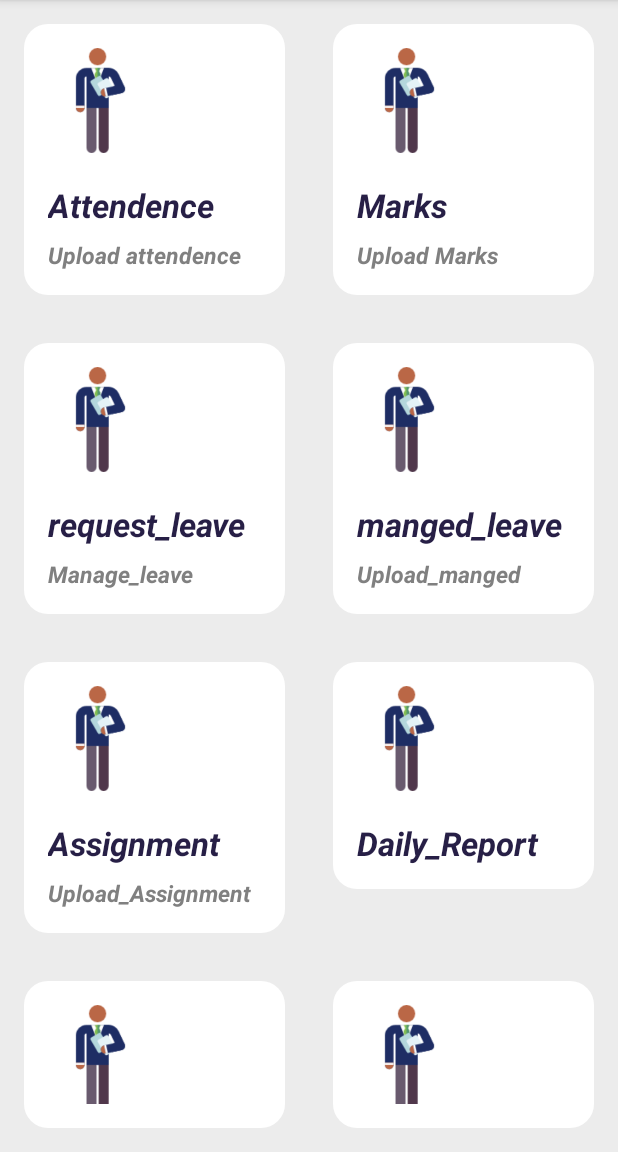
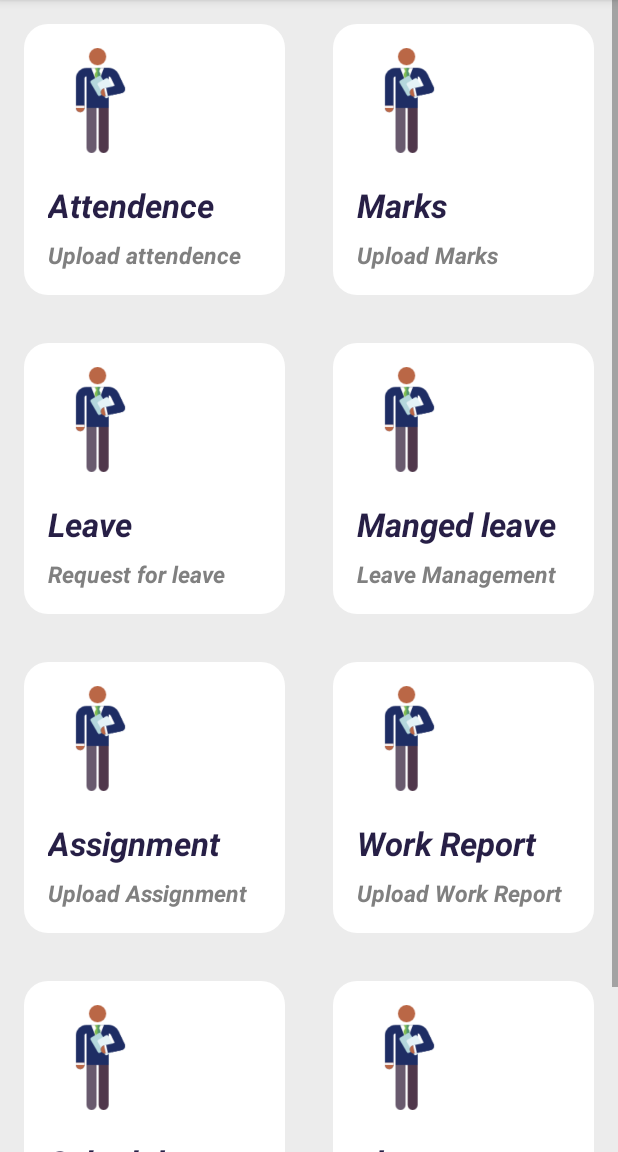
Before and after one commit to a4fsproject/a4fsandroidapp, an Android app: the User_homepage screen opened directly, with no data from a screen before it, on a phone screen of 412 x 824 dp, the part 84-1236 px from its top. Run offline under Robolectric (Android 15) with nearby library versions, the phone set to English and light mode, and no system bars.

Commit message:
user home page design

```diff
--- a/app/src/main/res/layout/activity_user_homepage.xml
+++ b/app/src/main/res/layout/activity_user_homepage.xml
@@ -1,4 +1,9 @@
-<?xml version="1.0" encoding="utf-8"?>
+<ScrollView xmlns:android="http://schemas.android.com/apk/res/android"
+    xmlns:app="http://schemas.android.com/apk/res-auto"
+    xmlns:tools="http://schemas.android.com/tools"
+    android:layout_width="match_parent"
+    android:layout_height="match_parent">
+
 <LinearLayout xmlns:android="http://schemas.android.com/apk/res/android"
     xmlns:app="http://schemas.android.com/apk/res-auto"
     xmlns:tools="http://schemas.android.com/tools"
@@ -117,7 +122,7 @@
                 android:layout_width="match_parent"
                 android:layout_height="wrap_content"
                 android:gravity="left"
-                android:text="request_leave"
+                android:text="Leave"
                 android:textColor="@color/colorBrown"
                 android:textSize="22sp"
                 android:textStyle="bold|italic"
@@ -127,7 +132,7 @@
                 android:layout_width="match_parent"
                 android:layout_height="wrap_content"
                 android:gravity="left"
-                android:text="Manage_leave"
+                android:text="Request for leave"
                 android:textColor="#808080"
                 android:textSize="15sp"
                 android:textStyle="bold|italic"
@@ -155,7 +160,7 @@
                 android:layout_width="match_parent"
                 android:layout_height="wrap_content"
                 android:gravity="left"
-                android:text="manged_leave"
+                android:text="Manged leave"
                 android:textColor="@color/colorBrown"
                 android:textSize="22sp"
                 android:textStyle="bold|italic"
@@ -165,7 +170,7 @@
                 android:layout_width="match_parent"
                 android:layout_height="wrap_content"
                 android:gravity="left"
-                android:text="Upload_manged"
+                android:text="Leave Management"
                 android:textColor="#808080"
                 android:textSize="15sp"
                 android:textStyle="bold|italic"
@@ -212,7 +217,7 @@
                 android:layout_width="match_parent"
                 android:layout_height="wrap_content"
                 android:gravity="left"
-                android:text="Upload_Assignment"
+                android:text="Upload Assignment"
                 android:textColor="#808080"
                 android:textSize="15sp"
                 android:textStyle="bold|italic"
@@ -239,11 +244,21 @@
                 android:layout_width="match_parent"
                 android:layout_height="wrap_content"
                 android:gravity="left"
-                android:text="Daily_Report"
+                android:text="Work Report"
                 android:textColor="@color/colorBrown"
                 android:textSize="22sp"
                 android:textStyle="bold|italic"
                 android:layout_marginTop="20dp"/>
+            <TextView
+                android:layout_width="match_parent"
+                android:layout_height="wrap_content"
+                android:gravity="left"
+                android:text="Upload Work Report"
+                android:textColor="#808080"
+                android:textSize="15sp"
+                android:textStyle="bold|italic"
+                android:layout_marginTop="8dp"/>
+
 
         </LinearLayout>
 
@@ -256,7 +271,7 @@
         android:orientation="horizontal">
 
         <LinearLayout
-            android:id="@+id/Report1"
+            android:id="@+id/Schedule"
             android:layout_width="0dp"
             android:layout_weight="1"
             android:layout_height="wrap_content"
@@ -275,7 +290,7 @@
                 android:layout_width="match_parent"
                 android:layout_height="wrap_content"
                 android:gravity="left"
-                android:text="Daily_Report"
+                android:text="Schedule"
                 android:textColor="@color/colorBrown"
                 android:textSize="22sp"
                 android:textStyle="bold|italic"
@@ -284,7 +299,7 @@
                 android:layout_width="match_parent"
                 android:layout_height="wrap_content"
                 android:gravity="left"
-                android:text="Daily_Report"
+                android:text="Upoload Schedule"
                 android:textColor="@color/colorBrown"
                 android:textSize="22sp"
                 android:textStyle="bold|italic"
@@ -322,89 +337,7 @@
                 android:layout_width="match_parent"
                 android:layout_height="wrap_content"
                 android:gravity="left"
-                android:text="Placement_cell"
-                android:textColor="#808080"
-                android:textSize="15sp"
-                android:textStyle="bold|italic"
-                android:layout_marginTop="8dp"/>
-
-        </LinearLayout>
-
-    </LinearLayout>
-    <LinearLayout
-        android:layout_width="match_parent"
-        android:layout_height="wrap_content"
-        android:orientation="horizontal">
-
-        <LinearLayout
-            android:id="@+id/Attendence"
-            android:layout_width="0dp"
-            android:layout_weight="1"
-            android:layout_height="wrap_content"
-            android:orientation="vertical"
-            android:padding="16dp"
-            android:layout_margin="16dp"
-            android:background="@drawable/shape_corner_white">
-
-            <ImageView
-                android:layout_width="70dp"
-                android:layout_height="70dp"
-                android:layout_gravity="left"
-                android:src="@drawable/teacher" />
-
-            <TextView
-                android:layout_width="match_parent"
-                android:layout_height="wrap_content"
-                android:gravity="left"
-                android:text="Attendence"
-                android:textColor="@color/colorBrown"
-                android:textSize="22sp"
-                android:textStyle="bold|italic"
-                android:layout_marginTop="20dp"/>
-
-            <TextView
-                android:layout_width="match_parent"
-                android:layout_height="wrap_content"
-                android:gravity="left"
-                android:text="Upload attendence"
-                android:textColor="#808080"
-                android:textSize="15sp"
-                android:textStyle="bold|italic"
-                android:layout_marginTop="8dp"/>
-
-        </LinearLayout>
-
-        <LinearLayout
-            android:id="@+id/Student_Marks1"
-            android:layout_width="0dp"
-            android:layout_weight="1"
-            android:layout_height="wrap_content"
-            android:orientation="vertical"
-            android:padding="16dp"
-            android:layout_margin="16dp"
-            android:background="@drawable/shape_corner_white">
-
-            <ImageView
-                android:layout_width="70dp"
-                android:layout_height="70dp"
-                android:layout_gravity="left"
-                android:src="@drawable/teacher" />
-
-            <TextView
-                android:layout_width="match_parent"
-                android:layout_height="wrap_content"
-                android:gravity="left"
-                android:text="Marks"
-                android:textColor="@color/colorBrown"
-                android:textSize="22sp"
-                android:textStyle="bold|italic"
-                android:layout_marginTop="20dp"/>
-
-            <TextView
-                android:layout_width="match_parent"
-                android:layout_height="wrap_content"
-                android:gravity="left"
-                android:text="Upload Marks"
+                android:text="Placement cell"
                 android:textColor="#808080"
                 android:textSize="15sp"
                 android:textStyle="bold|italic"
@@ -414,7 +347,5 @@
 
     </LinearLayout>
 
-
-
-
 </LinearLayout>
+</ScrollView>
```
